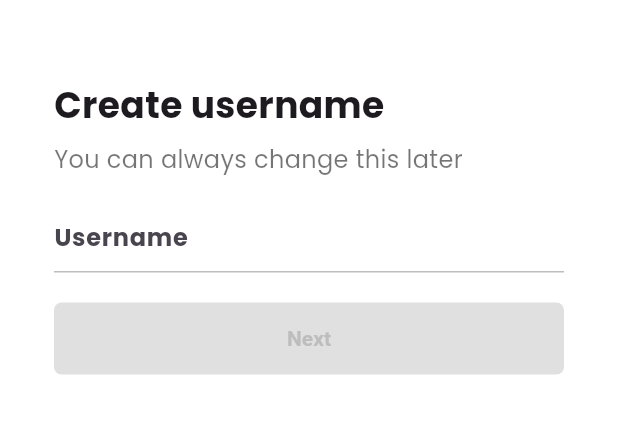
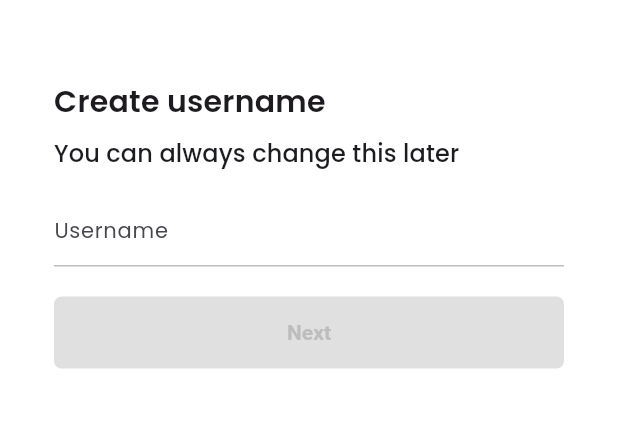
Before and after one commit to Parkil/tiktok_clone, a Flutter app: the screen it shows after launch, after a tap on "Use email and password", on a phone screen of 412 x 824 dp, the part 65-499 px from its top. Run offline on Flutter 3.47's test engine with Material 3 defaults, Android fonts, the phone set to English and light mode, and no system bars; our stand-ins replace font_awesome_flutter, go_router, google_fonts, jiffy, readmore, video_player and 1 more; network calls fail.

Commit message:
user_name, email theme 적용

```diff
--- a/lib/config/theme/dark_theme.dart
+++ b/lib/config/theme/dark_theme.dart
@@ -1,11 +1,27 @@
 import 'package:flutter/material.dart';
 import 'package:tiktok_clone/config/theme/text_theme.dart';
+import 'package:tiktok_clone/constants/sizes.dart';
+
+AppBarTheme _appBarTheme() {
+  return AppBarTheme(
+    foregroundColor: Colors.white,
+    backgroundColor: Colors.black,
+    surfaceTintColor: Colors.black,
+    elevation: 0,
+    titleTextStyle: TextStyle(
+      fontSize: Sizes.size20,
+      fontWeight: FontWeight.w600,
+      color: Colors.white,
+      fontFamily: fontFamily(),
+    ),
+  );
+}
 
 ThemeData darkTheme() {
   return ThemeData(
     useMaterial3: true,
     textTheme: textTheme(),
-
+    appBarTheme: _appBarTheme(),
 
 
 
@@ -17,9 +33,6 @@ ThemeData darkTheme() {
     brightness: Brightness.dark,
     scaffoldBackgroundColor: Colors.black,
     primaryColor: const Color(0xFFE9435A),
-    appBarTheme: AppBarTheme(
-      backgroundColor: Colors.grey.shade900,
-    ),
     bottomAppBarTheme: BottomAppBarTheme(
       color: Colors.grey.shade900,
       surfaceTintColor: Colors.grey.shade900,
--- a/lib/features/authentication/email_screen.dart
+++ b/lib/features/authentication/email_screen.dart
@@ -90,6 +90,9 @@ class _EmailScreenState extends State<EmailScreen> {
                 onEditingComplete: _onSubmit,
                 decoration: InputDecoration(
                   hintText: "Email",
+                  hintStyle: const TextStyle(
+                    fontSize: Sizes.size14,
+                  ),
                   errorText: isEmailValid(_email),
                   enabledBorder: UnderlineInputBorder(
                     borderSide: BorderSide(
--- a/lib/features/authentication/username_screen.dart
+++ b/lib/features/authentication/username_screen.dart
@@ -40,15 +40,16 @@ class _UserNameScreenState extends State<UserNameScreen> {
   //StatefulWidget 내부 에서는 context 를 받지 않아도 사용이 가능
   void _onNextTab() {
     if (_username.isNotEmpty) {
-      context.pushNamed("email_screen", extra: EmailScreenArgs(username: _username));
-      // context.push(EmailScreen.routeName, extra: EmailScreenArgs(username: _username));
-      // Navigator.of(context).pushNamed(EmailScreen.routeName, arguments: EmailScreenArgs(username: _username));
-      // Navigator.of(context).push(MaterialPageRoute(builder: (context) => EmailScreen()));
+      context.pushNamed(
+        EmailScreen.routeName,
+        extra: EmailScreenArgs(username: _username),
+      );
     }
   }
 
   @override
   Widget build(BuildContext context) {
+    final textTheme = Theme.of(context).textTheme;
     return Scaffold(
       appBar: AppBar(
         centerTitle: true,
@@ -58,24 +59,34 @@ class _UserNameScreenState extends State<UserNameScreen> {
         padding: const EdgeInsets.symmetric(horizontal: Sizes.size36),
         child: Column(crossAxisAlignment: CrossAxisAlignment.start, children: [
           Gaps.v40,
-          const Text("Create username",
-              style: TextStyle(
-                  fontSize: Sizes.size24, fontWeight: FontWeight.w700)),
+          Text(
+            "Create username",
+            style: textTheme.titleMedium,
+          ),
           Gaps.v8,
-          const Text("You can always change this later",
-              style: TextStyle(fontSize: Sizes.size16, color: Colors.black54)),
+          Text(
+            "You can always change this later",
+            style: textTheme.titleSmall,
+          ),
           Gaps.v16,
           TextField(
             controller: _userNameController,
             decoration: InputDecoration(
               hintText: "Username",
-              hintStyle: const TextStyle(fontSize: Sizes.size16, fontWeight: FontWeight.bold),
+              hintStyle: const TextStyle(
+                fontSize: Sizes.size14,
+              ),
               enabledBorder: UnderlineInputBorder(
-                  borderSide: BorderSide(color: Colors.grey.shade400)),
+                borderSide: BorderSide(
+                  color: Colors.grey.shade400,
+                ),
+              ),
               focusedBorder: UnderlineInputBorder(
-                  borderSide: BorderSide(color: Colors.grey.shade400)),
+                borderSide: BorderSide(
+                  color: Colors.grey.shade400,
+                ),
+              ),
             ),
-            cursorColor: Theme.of(context).primaryColor,
           ),
           Gaps.v20,
           FormButton(disabled: _username.isEmpty, onTap: _onNextTab),
```
